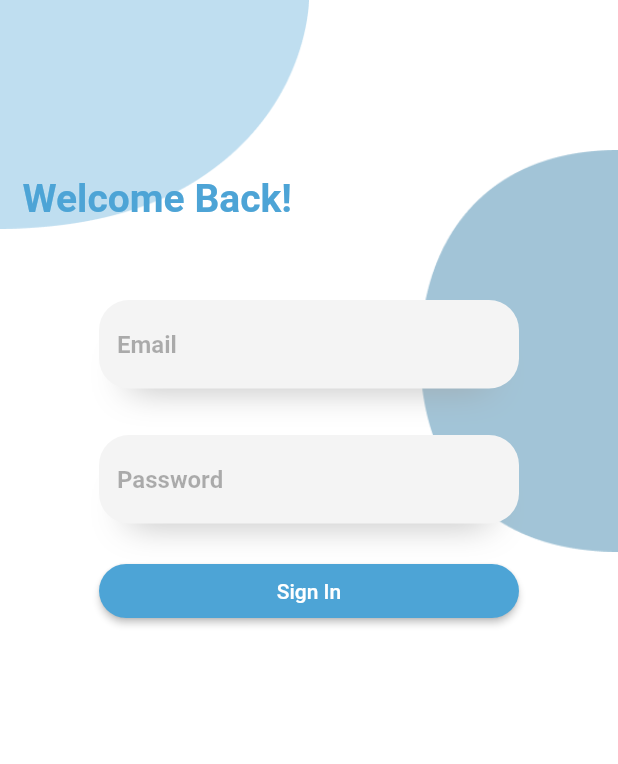
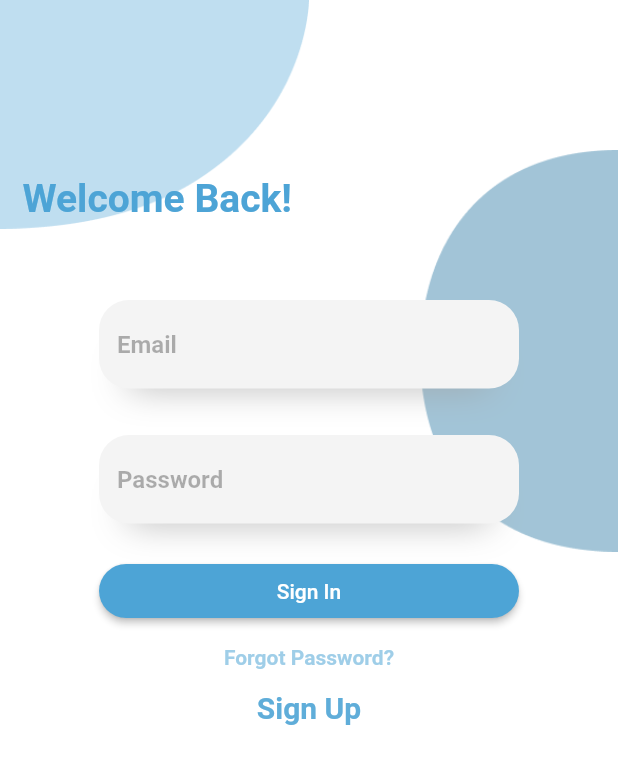
Before and after one commit to tanjilak/waterquality_app, a Flutter app: the screen it shows after launch, after a tap on "Sign In", on a phone screen of 412 x 824 dp. Shown: the top 764 px of the screen. Run offline on Flutter 3.47's test engine with Material 2 defaults, Android fonts, the phone set to English and light mode, and no system bars; our stand-ins replace flutter_svg.

Commit message:
added sign up page + connections

```diff
--- /dev/null
+++ b/lib/background.dart
@@ -0,0 +1,44 @@
+import 'package:flutter/material.dart';
+
+
+class Background2 extends StatelessWidget {
+  const Background2({
+    Key? key,
+    required this.size,
+  }) : super(key: key);
+
+  final Size size;
+
+  @override
+  Widget build(BuildContext context) {
+    return Positioned(
+      top: 100,
+      right: 0,
+      child: Image.asset(
+        "assets/images/img_2.png",
+        width: size.width * 0.32,
+      ),
+    );
+  }
+}
+
+class Background1 extends StatelessWidget {
+  const Background1({
+    Key? key,
+    required this.size,
+  }) : super(key: key);
+
+  final Size size;
+
+  @override
+  Widget build(BuildContext context) {
+    return Positioned(
+      top: 0,
+      left: 0,
+      child: Image.asset(
+        "assets/images/img.png",
+        width: size.width * 0.5,
+      ),
+    );
+  }
+}
--- a/lib/constants.dart
+++ b/lib/constants.dart
@@ -6,3 +6,4 @@ const secondarycolor = Color(0xFF5FADD9);
 const textcolor = Color(0xFFF4F4F4);
 const hintcolor = Color(0x4D000000);
 const transparent = Color(0x00000000);
+const hintsecondarycolor = Color(0x995FADD9);
--- a/lib/home/home_screen_layout.dart
+++ b/lib/home/home_screen_layout.dart
@@ -37,8 +37,8 @@ class HomeScreenLayout extends StatelessWidget {
               top: 104,
               left: 20,
               child: SvgPicture.asset(
-                "assets/icons/beverage.svg",
-                height: size.height * 0.3,
+                "assets/icons/faucet.svg",
+                height: size.height * 0.26,
               ),
             ),
             const Positioned(
--- a/lib/signin/sign_in_layout.dart
+++ b/lib/signin/sign_in_layout.dart
@@ -1,8 +1,10 @@
 import 'package:flutter/material.dart';
 import 'package:waterquality_app/constants.dart';
 import 'package:waterquality_app/signin/email.dart';
-import 'package:waterquality_app/password.dart';
-import 'package:waterquality_app/sign_in_button.dart';
+import 'package:waterquality_app/signin/password.dart';
+import 'package:waterquality_app/signin/sign_in_button.dart';
+import 'package:waterquality_app/background.dart';
+import 'package:waterquality_app/signup.dart';
 
 class SignInLayout extends StatelessWidget {
   const SignInLayout({Key? key,}) : super(key: key);
@@ -16,22 +18,8 @@ class SignInLayout extends StatelessWidget {
       child: Stack(
       alignment: Alignment.center,
       children: <Widget>[
-        Positioned(
-          top: 0,
-          left: 0,
-          child: Image.asset(
-            "assets/images/img.png",
-            width: size.width * 0.5,
-          ),
-        ),
-        Positioned(
-          top: 100,
-          right: 0,
-          child: Image.asset(
-            "assets/images/img_2.png",
-            width: size.width * 0.32,
-          ),
-        ),
+        Background1(size: size),
+        Background2(size: size),
         const Positioned(
           top: 117,
           left: 15,
@@ -47,6 +35,39 @@ class SignInLayout extends StatelessWidget {
         const Email(),
         const Password(),
         Button(size: size),
+        Positioned(
+          top: 430,
+          child: GestureDetector(
+                onTap: () {},
+               child: const Text("Forgot Password?",
+                 style: TextStyle(
+                      color: hintsecondarycolor,
+                   fontWeight: FontWeight.bold,
+                 ),
+               ),
+          ),
+        ),
+        Positioned(
+          top: 460,
+          child: GestureDetector(
+            onTap: () {Navigator.push(
+              context,
+              MaterialPageRoute(
+                builder: (context) {
+                  return const SignUp();
+                },
+              ),
+            );
+            },
+            child: const Text("Sign Up",
+              style: TextStyle(
+                color: secondarycolor,
+                fontWeight: FontWeight.bold,
+                fontSize: 20,
+              )
+            ),
+          ),
+        ),
       ],
       ),
     );
```
Also changed, not shown: lib/home/button2.dart (+11 -1 lines), lib/sign_up_layout.dart (added, +24 -0 lines), lib/signup.dart (added, +13 -0 lines), assets/icons/faucet.svg (added), lib/signin/password.dart (renamed from lib/password.dart), lib/signin/sign_in_button.dart (renamed from lib/sign_in_button.dart).
